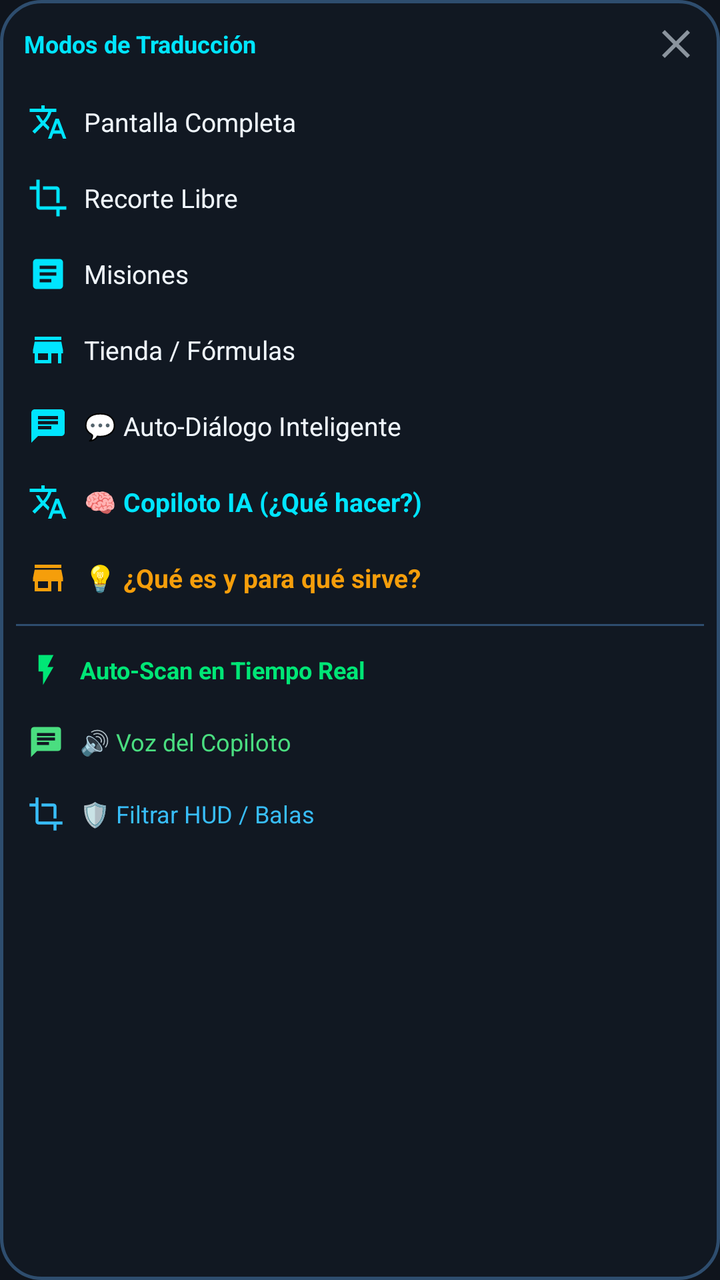
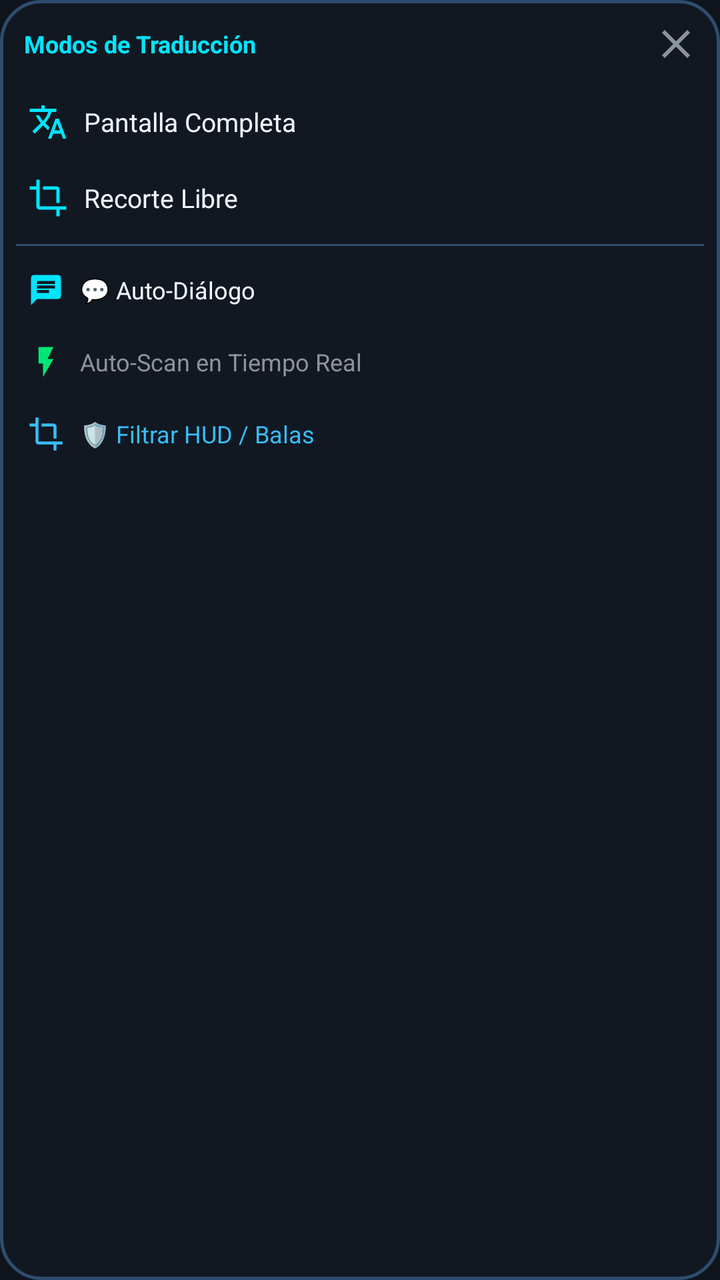

Compare the two renders of this Android layout. The source of the first and the diff that turns it into the second are given below.
<!-- AndroidManifest.xml: application theme Theme.GameTranslator -->
<!-- res/layout/view_floating_menu.xml -->
<?xml version="1.0" encoding="utf-8"?>
<LinearLayout xmlns:android="http://schemas.android.com/apk/res/android"
    xmlns:app="http://schemas.android.com/apk/res-auto"
    android:id="@+id/menu_root"
    android:layout_width="wrap_content"
    android:layout_height="wrap_content"
    android:background="@drawable/bg_floating_menu"
    android:orientation="vertical"
    android:gravity="center_horizontal"
    android:padding="8dp"
    android:elevation="14dp">

    
    <LinearLayout
        android:layout_width="match_parent"
        android:layout_height="wrap_content"
        android:gravity="center_vertical"
        android:orientation="horizontal"
        android:layout_marginBottom="6dp">

        <TextView
            android:layout_width="0dp"
            android:layout_height="wrap_content"
            android:layout_weight="1"
            android:text="@string/menu_title"
            android:textColor="@color/primary"
            android:textSize="12sp"
            android:textStyle="bold"
            android:paddingStart="4dp" />

        <ImageButton
            android:id="@+id/btn_menu_close"
            android:layout_width="28dp"
            android:layout_height="28dp"
            android:background="@drawable/bg_menu_item"
            android:src="@drawable/ic_close"
            android:contentDescription="@string/btn_close" />
    </LinearLayout>

    
    <LinearLayout
        android:id="@+id/btn_mode_full"
        android:layout_width="match_parent"
        android:layout_height="38dp"
        android:gravity="center_vertical"
        android:orientation="horizontal"
        android:paddingHorizontal="6dp"
        android:background="@drawable/bg_menu_item">

        <ImageView
            android:layout_width="20dp"
            android:layout_height="20dp"
            android:src="@drawable/ic_translate" />

        <TextView
            android:layout_width="wrap_content"
            android:layout_height="wrap_content"
            android:layout_marginStart="8dp"
            android:text="@string/mode_full_screen"
            android:textColor="@color/text_primary"
            android:textSize="13sp" />
    </LinearLayout>

    
    <LinearLayout
        android:id="@+id/btn_mode_crop"
        android:layout_width="match_parent"
        android:layout_height="38dp"
        android:gravity="center_vertical"
        android:orientation="horizontal"
        android:paddingHorizontal="6dp"
        android:background="@drawable/bg_menu_item">

        <ImageView
            android:layout_width="20dp"
            android:layout_height="20dp"
            android:src="@drawable/ic_crop" />

        <TextView
            android:layout_width="wrap_content"
            android:layout_height="wrap_content"
            android:layout_marginStart="8dp"
            android:text="@string/mode_partial_crop"
            android:textColor="@color/text_primary"
            android:textSize="13sp" />
    </LinearLayout>

    
    <LinearLayout
        android:id="@+id/btn_mode_quests"
        android:layout_width="match_parent"
        android:layout_height="38dp"
        android:gravity="center_vertical"
        android:orientation="horizontal"
        android:paddingHorizontal="6dp"
        android:background="@drawable/bg_menu_item">

        <ImageView
            android:layout_width="20dp"
            android:layout_height="20dp"
            android:src="@drawable/ic_quests" />

        <TextView
            android:layout_width="wrap_content"
            android:layout_height="wrap_content"
            android:layout_marginStart="8dp"
            android:text="@string/mode_quests"
            android:textColor="@color/text_primary"
            android:textSize="13sp" />
    </LinearLayout>

    
    <LinearLayout
        android:id="@+id/btn_mode_shop"
        android:layout_width="match_parent"
        android:layout_height="38dp"
        android:gravity="center_vertical"
        android:orientation="horizontal"
        android:paddingHorizontal="6dp"
        android:background="@drawable/bg_menu_item">

        <ImageView
            android:layout_width="20dp"
            android:layout_height="20dp"
            android:src="@drawable/ic_shop" />

        <TextView
            android:layout_width="wrap_content"
            android:layout_height="wrap_content"
            android:layout_marginStart="8dp"
            android:text="@string/mode_shop"
            android:textColor="@color/text_primary"
            android:textSize="13sp" />
    </LinearLayout>

    
    <LinearLayout
        android:id="@+id/btn_mode_chat"
        android:layout_width="match_parent"
        android:layout_height="38dp"
        android:gravity="center_vertical"
        android:orientation="horizontal"
        android:paddingHorizontal="6dp"
        android:background="@drawable/bg_menu_item">

        <ImageView
            android:id="@+id/iv_chat_indicator"
            android:layout_width="20dp"
            android:layout_height="20dp"
            android:src="@drawable/ic_chat" />

        <TextView
            android:id="@+id/tv_chat_label"
            android:layout_width="wrap_content"
            android:layout_height="wrap_content"
            android:layout_marginStart="8dp"
            android:text="💬 Auto-Diálogo Inteligente"
            android:textColor="@color/text_primary"
            android:textSize="13sp" />
    </LinearLayout>

    
    <LinearLayout
        android:id="@+id/btn_mode_copilot"
        android:layout_width="match_parent"
        android:layout_height="38dp"
        android:gravity="center_vertical"
        android:orientation="horizontal"
        android:paddingHorizontal="6dp"
        android:background="@drawable/bg_menu_item">

        <ImageView
            android:layout_width="20dp"
            android:layout_height="20dp"
            android:src="@drawable/ic_translate"
            app:tint="#00E5FF" />

        <TextView
            android:layout_width="wrap_content"
            android:layout_height="wrap_content"
            android:layout_marginStart="8dp"
            android:text="@string/menu_copilot"
            android:textColor="#00E5FF"
            android:textSize="13sp"
            android:textStyle="bold" />
    </LinearLayout>

    
    <LinearLayout
        android:id="@+id/btn_explain_screen"
        android:layout_width="match_parent"
        android:layout_height="38dp"
        android:gravity="center_vertical"
        android:orientation="horizontal"
        android:paddingHorizontal="6dp"
        android:background="@drawable/bg_menu_item">

        <ImageView
            android:layout_width="20dp"
            android:layout_height="20dp"
            android:src="@drawable/ic_shop"
            app:tint="#F59E0B" />

        <TextView
            android:layout_width="wrap_content"
            android:layout_height="wrap_content"
            android:layout_marginStart="8dp"
            android:text="💡 ¿Qué es y para qué sirve?"
            android:textColor="#F59E0B"
            android:textSize="13sp"
            android:textStyle="bold" />
    </LinearLayout>

    <View
        android:layout_width="match_parent"
        android:layout_height="1dp"
        android:background="@color/border_cyan"
        android:layout_marginVertical="4dp" />

    
    <LinearLayout
        android:id="@+id/btn_mode_realtime"
        android:layout_width="match_parent"
        android:layout_height="36dp"
        android:gravity="center_vertical"
        android:orientation="horizontal"
        android:paddingHorizontal="6dp"
        android:background="@drawable/bg_menu_item">

        <ImageView
            android:id="@+id/iv_realtime_indicator"
            android:layout_width="18dp"
            android:layout_height="18dp"
            android:src="@drawable/ic_realtime" />

        <TextView
            android:id="@+id/tv_realtime_label"
            android:layout_width="wrap_content"
            android:layout_height="wrap_content"
            android:layout_marginStart="8dp"
            android:text="@string/mode_realtime_toggle"
            android:textColor="@color/accent_green"
            android:textSize="12sp"
            android:textStyle="bold" />
    </LinearLayout>

    
    <LinearLayout
        android:id="@+id/btn_toggle_voice"
        android:layout_width="match_parent"
        android:layout_height="36dp"
        android:gravity="center_vertical"
        android:orientation="horizontal"
        android:paddingHorizontal="6dp"
        android:background="@drawable/bg_menu_item">

        <ImageView
            android:id="@+id/iv_voice_indicator"
            android:layout_width="18dp"
            android:layout_height="18dp"
            android:src="@drawable/ic_chat"
            app:tint="#4ADE80" />

        <TextView
            android:id="@+id/tv_voice_label"
            android:layout_width="wrap_content"
            android:layout_height="wrap_content"
            android:layout_marginStart="8dp"
            android:text="@string/menu_voice_toggle"
            android:textColor="#4ADE80"
            android:textSize="12sp" />
    </LinearLayout>

    
    <LinearLayout
        android:id="@+id/btn_toggle_filter"
        android:layout_width="match_parent"
        android:layout_height="36dp"
        android:gravity="center_vertical"
        android:orientation="horizontal"
        android:paddingHorizontal="6dp"
        android:background="@drawable/bg_menu_item">

        <ImageView
            android:id="@+id/iv_filter_indicator"
            android:layout_width="18dp"
            android:layout_height="18dp"
            android:src="@drawable/ic_crop"
            app:tint="#38BDF8" />

        <TextView
            android:id="@+id/tv_filter_label"
            android:layout_width="wrap_content"
            android:layout_height="wrap_content"
            android:layout_marginStart="8dp"
            android:text="@string/menu_filter_toggle"
            android:textColor="#38BDF8"
            android:textSize="12sp" />
    </LinearLayout>

</LinearLayout>
<!-- resources referenced by this layout -->
<resources>
  <color name="accent_green">#00E676</color>
  <color name="border_cyan">#2E4D6E</color>
  <color name="primary">#00E5FF</color>
  <color name="text_primary">#F0F6FC</color>
  <!-- drawable bg_menu_item (drawable) -->
  <?xml version="1.0" encoding="utf-8"?>
  <ripple xmlns:android="http://schemas.android.com/apk/res/android"
      android:color="#3300E5FF">
      <item>
          <shape android:shape="rectangle">
              <corners android:radius="8dp" />
              <solid android:color="@android:color/transparent" />
          </shape>
      </item>
  </ripple>
  <!-- drawable ic_chat (drawable) -->
  <vector xmlns:android="http://schemas.android.com/apk/res/android"
      android:width="24dp"
      android:height="24dp"
      android:viewportWidth="24"
      android:viewportHeight="24">
    <path
        android:fillColor="@color/primary"
        android:pathData="M20,2H4c-1.1,0 -1.99,0.9 -1.99,2L2,22l4,-4h14c1.1,0 2,-0.9 2,-2V4c0,-1.1 -0.9,-2 -2,-2zM6,9h12v2H6V9zm8,5H6v-2h8v2zm4,-6H6V6h12v2z"/>
  </vector>
  <!-- drawable ic_close (drawable) -->
  <vector xmlns:android="http://schemas.android.com/apk/res/android"
      android:width="24dp"
      android:height="24dp"
      android:viewportWidth="24"
      android:viewportHeight="24">
    <path
        android:fillColor="@color/text_secondary"
        android:pathData="M19,6.41L17.59,5 12,10.59 6.41,5 5,6.41 10.59,12 5,17.59 6.41,19 12,13.41 17.59,19 19,17.59 13.41,12z"/>
  </vector>
  <!-- drawable ic_crop (drawable) -->
  <vector xmlns:android="http://schemas.android.com/apk/res/android"
      android:width="24dp"
      android:height="24dp"
      android:viewportWidth="24"
      android:viewportHeight="24">
    <path
        android:fillColor="@color/primary"
        android:pathData="M17,15h2V7c0,-1.1 -0.9,-2 -2,-2H9v2h8v8zM7,17V1H5v4H1v2h4v10c0,1.1 0.9,2 2,2h10v4h2v-4h4v-2H7z"/>
  </vector>
  <!-- drawable ic_quests (drawable) -->
  <vector xmlns:android="http://schemas.android.com/apk/res/android"
      android:width="24dp"
      android:height="24dp"
      android:viewportWidth="24"
      android:viewportHeight="24">
    <path
        android:fillColor="@color/primary"
        android:pathData="M19,3H5c-1.1,0 -2,0.9 -2,2v14c0,1.1 0.9,2 2,2h14c1.1,0 2,-0.9 2,-2V5c0,-1.1 -0.9,-2 -2,-2zm-5,14H7v-2h7v2zm3,-4H7v-2h10v2zm0,-4H7V7h10v2z"/>
  </vector>
  <!-- drawable ic_realtime (drawable) -->
  <vector xmlns:android="http://schemas.android.com/apk/res/android"
      android:width="24dp"
      android:height="24dp"
      android:viewportWidth="24"
      android:viewportHeight="24">
    <path
        android:fillColor="@color/accent_green"
        android:pathData="M7,2v11h3v9l7,-12h-4l4,-8z"/>
  </vector>
  <!-- drawable ic_shop (drawable) -->
  <vector xmlns:android="http://schemas.android.com/apk/res/android"
      android:width="24dp"
      android:height="24dp"
      android:viewportWidth="24"
      android:viewportHeight="24">
    <path
        android:fillColor="@color/primary"
        android:pathData="M20,4H4v2h16V4zm1,10v-2l-1,-5H4l-1,5v2h1v6h10v-6h4v6h2v-6h1zm-9,4H6v-4h6v4z"/>
  </vector>
  <string name="btn_close">Cerrar</string>
  <string name="menu_copilot">🧠 Copiloto IA (¿Qué hacer?)</string>
  <string name="menu_filter_toggle">🛡️ Filtrar HUD / Balas</string>
  <string name="menu_title">Modos de Traducción</string>
  <string name="menu_voice_toggle">🔊 Voz del Copiloto</string>
  <string name="mode_full_screen">Pantalla Completa</string>
  <string name="mode_partial_crop">Recorte Libre</string>
  <string name="mode_quests">Misiones</string>
  <string name="mode_realtime_toggle">Auto-Scan en Tiempo Real</string>
  <string name="mode_shop">Tienda / Fórmulas</string>
  <color name="glass_overlay">#CC121924</color>
  <color name="text_secondary">#8B949E</color>
  <color name="on_primary">#001018</color>
  <color name="secondary">#00E676</color>
  <color name="on_secondary">#001C08</color>
  <color name="bg_dark">#0F141C</color>
  <!-- unchanged entries left out for length: 3 -->
</resources>

<!-- the commit's change to res/layout/view_floating_menu.xml (unified diff, before → after) -->
@@ -2,11 +2,10 @@
 <LinearLayout xmlns:android="http://schemas.android.com/apk/res/android"
     xmlns:app="http://schemas.android.com/apk/res-auto"
     android:id="@+id/menu_root"
-    android:layout_width="wrap_content"
+    android:layout_width="220dp"
     android:layout_height="wrap_content"
     android:background="@drawable/bg_floating_menu"
     android:orientation="vertical"
-    android:gravity="center_horizontal"
     android:padding="8dp"
     android:elevation="14dp">
 
@@ -85,59 +84,17 @@
             android:textSize="13sp" />
     </LinearLayout>
 
-    
-    <LinearLayout
-        android:id="@+id/btn_mode_quests"
+    <View
         android:layout_width="match_parent"
-        android:layout_height="38dp"
-        android:gravity="center_vertical"
-        android:orientation="horizontal"
-        android:paddingHorizontal="6dp"
-        android:background="@drawable/bg_menu_item">
-
-        <ImageView
-            android:layout_width="20dp"
-            android:layout_height="20dp"
-            android:src="@drawable/ic_quests" />
-
-        <TextView
-            android:layout_width="wrap_content"
-            android:layout_height="wrap_content"
-            android:layout_marginStart="8dp"
-            android:text="@string/mode_quests"
-            android:textColor="@color/text_primary"
-            android:textSize="13sp" />
-    </LinearLayout>
-
-    
-    <LinearLayout
-        android:id="@+id/btn_mode_shop"
-        android:layout_width="match_parent"
-        android:layout_height="38dp"
-        android:gravity="center_vertical"
-        android:orientation="horizontal"
-        android:paddingHorizontal="6dp"
-        android:background="@drawable/bg_menu_item">
-
-        <ImageView
-            android:layout_width="20dp"
-            android:layout_height="20dp"
-            android:src="@drawable/ic_shop" />
-
-        <TextView
-            android:layout_width="wrap_content"
-            android:layout_height="wrap_content"
-            android:layout_marginStart="8dp"
-            android:text="@string/mode_shop"
-            android:textColor="@color/text_primary"
-            android:textSize="13sp" />
-    </LinearLayout>
+        android:layout_height="1dp"
+        android:background="@color/border_cyan"
+        android:layout_marginVertical="4dp" />
 
     
     <LinearLayout
         android:id="@+id/btn_mode_chat"
         android:layout_width="match_parent"
-        android:layout_height="38dp"
+        android:layout_height="36dp"
         android:gravity="center_vertical"
         android:orientation="horizontal"
         android:paddingHorizontal="6dp"
@@ -145,8 +102,8 @@
 
         <ImageView
             android:id="@+id/iv_chat_indicator"
-            android:layout_width="20dp"
-            android:layout_height="20dp"
+            android:layout_width="18dp"
+            android:layout_height="18dp"
             android:src="@drawable/ic_chat" />
 
         <TextView
@@ -154,68 +111,10 @@
             android:layout_width="wrap_content"
             android:layout_height="wrap_content"
             android:layout_marginStart="8dp"
-            android:text="💬 Auto-Diálogo Inteligente"
+            android:text="💬 Auto-Diálogo"
             android:textColor="@color/text_primary"
-            android:textSize="13sp" />
+            android:textSize="12sp" />
     </LinearLayout>
-
-    
-    <LinearLayout
-        android:id="@+id/btn_mode_copilot"
-        android:layout_width="match_parent"
-        android:layout_height="38dp"
-        android:gravity="center_vertical"
-        android:orientation="horizontal"
-        android:paddingHorizontal="6dp"
-        android:background="@drawable/bg_menu_item">
-
-        <ImageView
-            android:layout_width="20dp"
-            android:layout_height="20dp"
-            android:src="@drawable/ic_translate"
-            app:tint="#00E5FF" />
-
-        <TextView
-            android:layout_width="wrap_content"
-            android:layout_height="wrap_content"
-            android:layout_marginStart="8dp"
-            android:text="@string/menu_copilot"
-            android:textColor="#00E5FF"
-            android:textSize="13sp"
-            android:textStyle="bold" />
-    </LinearLayout>
-
-    
-    <LinearLayout
-        android:id="@+id/btn_explain_screen"
-        android:layout_width="match_parent"
-        android:layout_height="38dp"
-        android:gravity="center_vertical"
-        android:orientation="horizontal"
-        android:paddingHorizontal="6dp"
-        android:background="@drawable/bg_menu_item">
-
-        <ImageView
-            android:layout_width="20dp"
-            android:layout_height="20dp"
-            android:src="@drawable/ic_shop"
-            app:tint="#F59E0B" />
-
-        <TextView
-            android:layout_width="wrap_content"
-            android:layout_height="wrap_content"
-            android:layout_marginStart="8dp"
-            android:text="💡 ¿Qué es y para qué sirve?"
-            android:textColor="#F59E0B"
-            android:textSize="13sp"
-            android:textStyle="bold" />
-    </LinearLayout>
-
-    <View
-        android:layout_width="match_parent"
-        android:layout_height="1dp"
-        android:background="@color/border_cyan"
-        android:layout_marginVertical="4dp" />
 
     
     <LinearLayout
@@ -239,35 +138,7 @@
             android:layout_height="wrap_content"
             android:layout_marginStart="8dp"
             android:text="@string/mode_realtime_toggle"
-            android:textColor="@color/accent_green"
-            android:textSize="12sp"
-            android:textStyle="bold" />
-    </LinearLayout>
-
-    
-    <LinearLayout
-        android:id="@+id/btn_toggle_voice"
-        android:layout_width="match_parent"
-        android:layout_height="36dp"
-        android:gravity="center_vertical"
-        android:orientation="horizontal"
-        android:paddingHorizontal="6dp"
-        android:background="@drawable/bg_menu_item">
-
-        <ImageView
-            android:id="@+id/iv_voice_indicator"
-            android:layout_width="18dp"
-            android:layout_height="18dp"
-            android:src="@drawable/ic_chat"
-            app:tint="#4ADE80" />
-
-        <TextView
-            android:id="@+id/tv_voice_label"
-            android:layout_width="wrap_content"
-            android:layout_height="wrap_content"
-            android:layout_marginStart="8dp"
-            android:text="@string/menu_voice_toggle"
-            android:textColor="#4ADE80"
+            android:textColor="@color/text_secondary"
             android:textSize="12sp" />
     </LinearLayout>
 
<!-- resource entries referenced after the edit -->
@@ -45,16 +45,6 @@
         android:fillColor="@color/primary"
         android:pathData="M17,15h2V7c0,-1.1 -0.9,-2 -2,-2H9v2h8v8zM7,17V1H5v4H1v2h4v10c0,1.1 0.9,2 2,2h10v4h2v-4h4v-2H7z"/>
   </vector>
-  <!-- drawable ic_quests (drawable) -->
-  <vector xmlns:android="http://schemas.android.com/apk/res/android"
-      android:width="24dp"
-      android:height="24dp"
-      android:viewportWidth="24"
-      android:viewportHeight="24">
-    <path
-        android:fillColor="@color/primary"
-        android:pathData="M19,3H5c-1.1,0 -2,0.9 -2,2v14c0,1.1 0.9,2 2,2h14c1.1,0 2,-0.9 2,-2V5c0,-1.1 -0.9,-2 -2,-2zm-5,14H7v-2h7v2zm3,-4H7v-2h10v2zm0,-4H7V7h10v2z"/>
-  </vector>
   <!-- drawable ic_realtime (drawable) -->
   <vector xmlns:android="http://schemas.android.com/apk/res/android"
       android:width="24dp"
@@ -65,26 +55,12 @@
         android:fillColor="@color/accent_green"
         android:pathData="M7,2v11h3v9l7,-12h-4l4,-8z"/>
   </vector>
-  <!-- drawable ic_shop (drawable) -->
-  <vector xmlns:android="http://schemas.android.com/apk/res/android"
-      android:width="24dp"
-      android:height="24dp"
-      android:viewportWidth="24"
-      android:viewportHeight="24">
-    <path
-        android:fillColor="@color/primary"
-        android:pathData="M20,4H4v2h16V4zm1,10v-2l-1,-5H4l-1,5v2h1v6h10v-6h4v6h2v-6h1zm-9,4H6v-4h6v4z"/>
-  </vector>
   <string name="btn_close">Cerrar</string>
-  <string name="menu_copilot">🧠 Copiloto IA (¿Qué hacer?)</string>
   <string name="menu_filter_toggle">🛡️ Filtrar HUD / Balas</string>
   <string name="menu_title">Modos de Traducción</string>
-  <string name="menu_voice_toggle">🔊 Voz del Copiloto</string>
   <string name="mode_full_screen">Pantalla Completa</string>
   <string name="mode_partial_crop">Recorte Libre</string>
-  <string name="mode_quests">Misiones</string>
   <string name="mode_realtime_toggle">Auto-Scan en Tiempo Real</string>
-  <string name="mode_shop">Tienda / Fórmulas</string>
   <color name="glass_overlay">#CC121924</color>
   <color name="text_secondary">#8B949E</color>
   <color name="on_primary">#001018</color>
